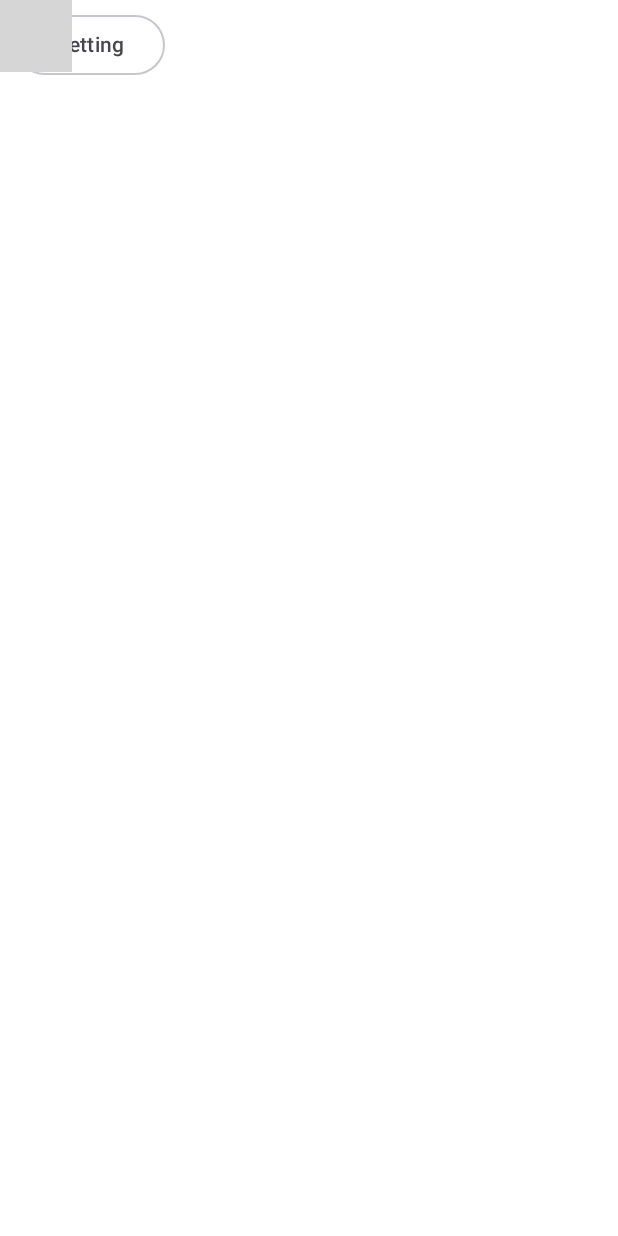
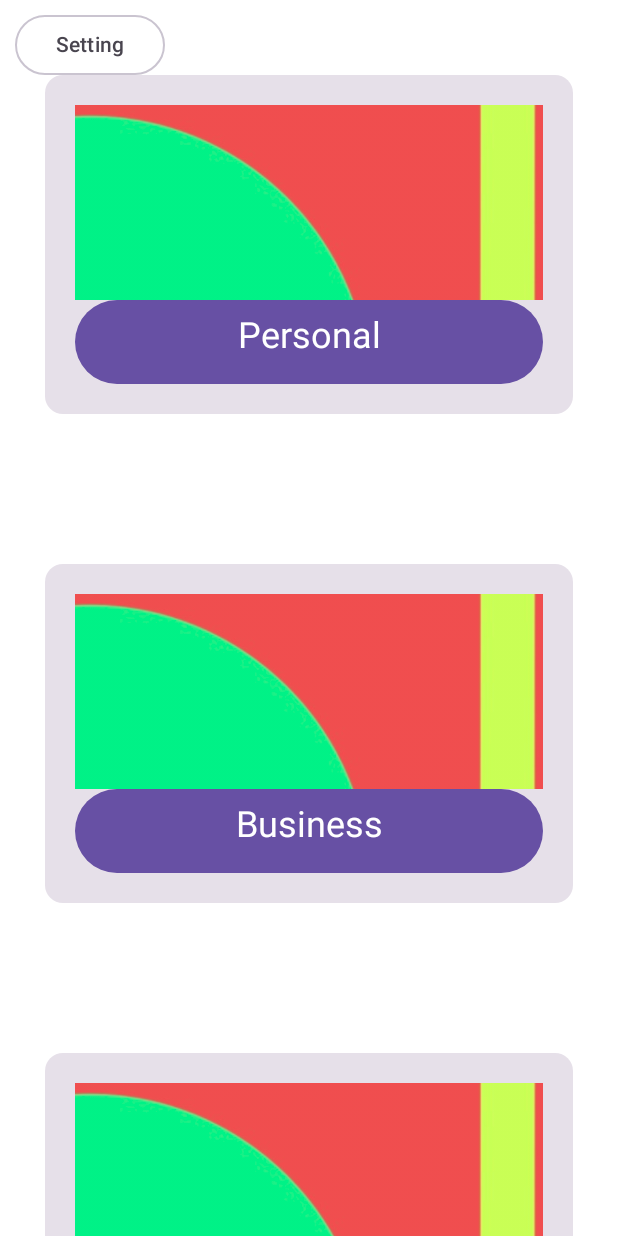
Before and after one commit to Thelilrex/Seamless, an Android app built with Jetpack Compose: the @Preview function FunctionCardPreview, on a phone screen of 412 x 824 dp. Run offline under Robolectric (Android 15) with nearby library versions, the phone set to English and light mode, and no system bars; grey boxes are pictures that could not be loaded.

Commit message:
Renamed Personal functions

```diff
--- a/app/src/main/java/com/example/seamless/MainActivity.kt
+++ b/app/src/main/java/com/example/seamless/MainActivity.kt
@@ -32,6 +32,7 @@ import androidx.compose.ui.res.painterResource
 import androidx.compose.ui.res.stringResource
 import androidx.compose.ui.tooling.preview.Preview
 import androidx.compose.ui.unit.dp
+import com.example.seamless.ui.Composables.DrawPersonalUI
 import com.example.seamless.ui.theme.SeamlessTheme
 import data.DataSource
 import model.Function
@@ -46,7 +47,7 @@ class MainActivity : ComponentActivity() {
                     modifier = Modifier.fillMaxSize(),
                     color = MaterialTheme.colorScheme.background
                 ) {
-
+                    DrawPersonalUI()
                 }
             }
         }
@@ -97,7 +98,7 @@ fun DrawMainUI()
 {
     SettingPart()
     FunctionList(
-        functionList = DataSource().loadFunction()
+        functionList = DataSource().loadFunction(0)
     )
 }
 
--- a/app/src/main/java/com/example/seamless/ui/Composables/PersonalUI.kt
+++ b/app/src/main/java/com/example/seamless/ui/Composables/PersonalUI.kt
@@ -88,7 +88,7 @@ fun PersonalFunctionCard(function: Function, modifier: Modifier = Modifier)
 fun DrawPersonalUI()
 {
     FunctionList(
-        functionList = DataSource().loadFunction()
+        functionList = DataSource().loadFunction(1)
     )
 }
 
--- a/app/src/main/res/values/strings.xml
+++ b/app/src/main/res/values/strings.xml
@@ -3,13 +3,13 @@
     //Error
     <string name="function0"> ERROR! </string>
     //MainUI
-    <string name="function1"> function 1 </string>
-    <string name="function2"> function 2 </string>
+    <string name="function1"> Personal </string>
+    <string name="function2"> Business </string>
 
     //PersonalUI
-    <string name="function3"> function 3 </string>
-    <string name="function4"> function 4 </string>
-    <string name="function5"> function 5 </string>
+    <string name="function3"> Income </string>
+    <string name="function4"> Spending </string>
+    <string name="function5"> Personal3 </string>
     //BusinessUI
     <string name="function6"> function 6 </string>
     <string name="function7"> function 7 </string>
```
Also changed, not shown: app/src/main/java/data/DataSource.kt (+12 -0 lines).
